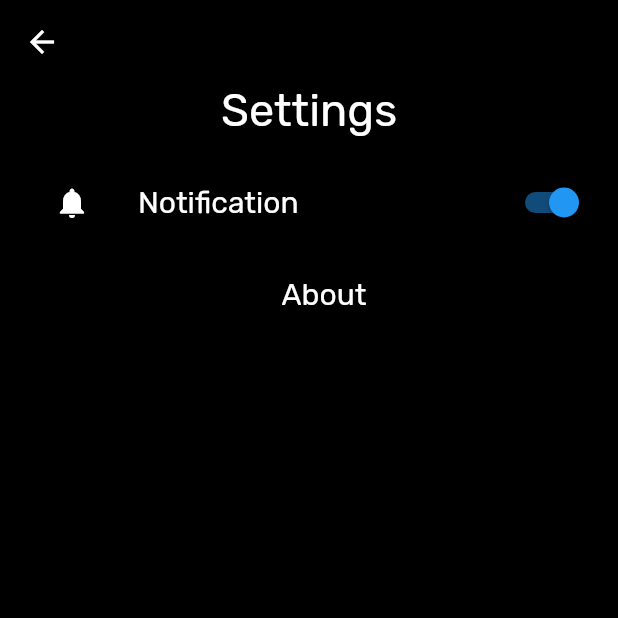
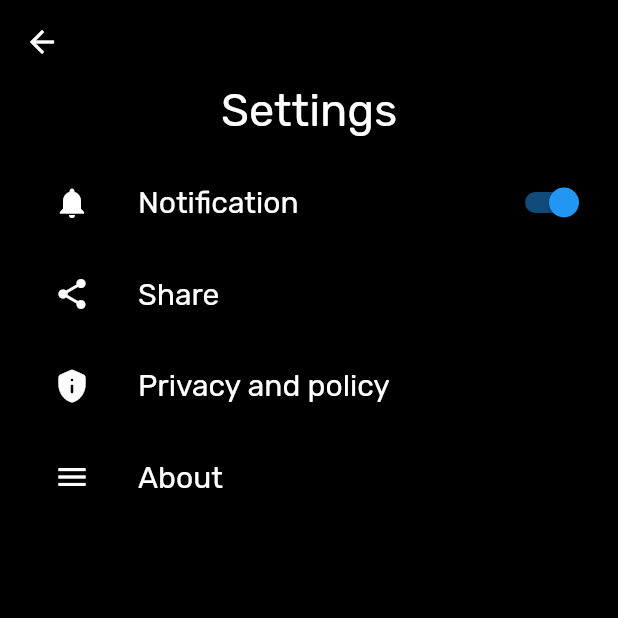
Before and after one commit to fasil721/Mussy-Offline_Music_Player, a Flutter app: the SettingsPage screen opened directly, on a phone screen of 412 x 824 dp, the top half of it. Run offline on Flutter 3.47's test engine with Material 2 defaults, Android fonts, the phone set to English and light mode, and no system bars; our stand-ins replace assets_audio_player, audio_video_progress_bar, google_fonts, hive, hive_flutter, on_audio_query; accounts and stored records are empty.

```diff
--- a/lib/main.dart
+++ b/lib/main.dart
@@ -48,7 +48,7 @@ class _MyAppState extends State<MyApp> {
             children: screens,
             index: currentIndex,
           ),
-          bottomPlaying(),
+          bottomPlating(),
         ],
       ),
       bottomNavigationBar: BottomNavigationBar(
--- a/lib/pages/settins_page.dart
+++ b/lib/pages/settins_page.dart
@@ -2,7 +2,12 @@ import 'package:flutter/cupertino.dart';
 import 'package:flutter/material.dart';
 import 'package:google_fonts/google_fonts.dart';
 
-class SettingsPage extends StatelessWidget {
+class SettingsPage extends StatefulWidget {
+  @override
+  State<SettingsPage> createState() => _SettingsPageState();
+}
+
+class _SettingsPageState extends State<SettingsPage> {
   var val = true;
 
   @override
@@ -44,7 +49,17 @@ class SettingsPage extends StatelessWidget {
               ),
               trailing: Switch(
                 value: val,
-                onChanged: (bool) {},
+                onChanged: (bool) {
+                  if (val) {
+                    setState(() {
+                      val = false;
+                    });
+                  } else {
+                    setState(() {
+                      val = true;
+                    });
+                  }
+                },
               ),
               title: Text(
                 "Notification",
@@ -53,7 +68,6 @@ class SettingsPage extends StatelessWidget {
                   fontSize: 20,
                 ),
               ),
-              onTap: () {},
             ),
           ),
           Padding(
@@ -63,14 +77,55 @@ class SettingsPage extends StatelessWidget {
               right: 0,
             ),
             child: ListTile(
-              title: Align(
-                alignment: Alignment.topCenter,
-                child: Text(
+              leading: Icon(
+                Icons.share,
+                color: Colors.white,
+              ),
+              title: Text(
+                "Share",
+                style: GoogleFonts.rubik(
+                  color: Colors.white,
+                  fontSize: 20,
+                ),
+              ),
+            ),
+          ),
+          Padding(
+            padding: EdgeInsets.only(
+              left: 20,
+              top: 5,
+              right: 0,
+            ),
+            child: ListTile(
+              leading: Icon(
+                Icons.privacy_tip_rounded,
+                color: Colors.white,
+              ),
+              title: Text(
+                "Privacy and policy",
+                style: GoogleFonts.rubik(
+                  color: Colors.white,
+                  fontSize: 20,
+                ),
+              ),
+            ),
+          ),
+          Padding(
+            padding: EdgeInsets.only(
+              left: 20,
+              top: 5,
+              right: 0,
+            ),
+            child: ListTile(
+              leading: Icon(
+                Icons.menu,
+                color: Colors.white,
+              ),
+              title: Text(
                 "About",
                 style: GoogleFonts.rubik(
                   color: Colors.white,
                   fontSize: 20,
-                  ),
                 ),
               ),
               onTap: () {
@@ -81,7 +136,8 @@ class SettingsPage extends StatelessWidget {
                   applicationVersion: '1.0.0',
                   children: [
                     Text('dakhdsadhjdfklhgfd'),
-                    ]);
+                  ],
+                );
               },
             ),
           ),
```
Also changed, not shown: lib/pages/bottom_play.dart (+11 -5 lines), lib/pages/home_page.dart (+7 -0 lines), lib/pages/playing_screen.dart (+8 -1 lines), assets/icons/default.jpg (added). Lines whose indentation alone changed are shown as unchanged.
